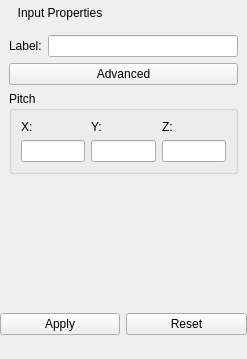
First picture: the form in Application/qInputPropertiesWidget.ui, repository Sprunth/RGG, before the edit.
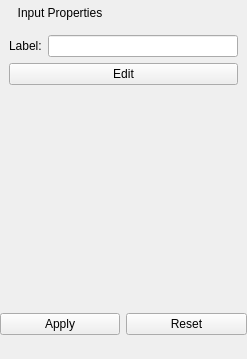
Second picture: the form after the edit.

Commit message: Add PinCell Editor Dialog

What changed in the file:
```diff
--- a/Application/qInputPropertiesWidget.ui
+++ b/Application/qInputPropertiesWidget.ui
@@ -272,46 +272,7 @@
      </widget>
      <widget class="QWidget" name="pagePinCell">
       <layout class="QGridLayout" name="gridLayout_10">
-       <item row="2" column="0" colspan="2">
-        <widget class="QGroupBox" name="groupBox_3">
-         <property name="title">
-          <string>Pitch</string>
-         </property>
-         <layout class="QGridLayout" name="gridLayout_4">
-          <item row="0" column="0">
-           <widget class="QLabel" name="label_13">
-            <property name="text">
-             <string>X:</string>
-            </property>
-           </widget>
-          </item>
-          <item row="0" column="1">
-           <widget class="QLabel" name="label_14">
-            <property name="text">
-             <string>Y:</string>
-            </property>
-           </widget>
-          </item>
-          <item row="0" column="2">
-           <widget class="QLabel" name="label_15">
-            <property name="text">
-             <string>Z:</string>
-            </property>
-           </widget>
-          </item>
-          <item row="1" column="0">
-           <widget class="QLineEdit" name="CellPitchX"/>
-          </item>
-          <item row="1" column="1">
-           <widget class="QLineEdit" name="CellPitchY"/>
-          </item>
-          <item row="1" column="2">
-           <widget class="QLineEdit" name="CellPitchZ"/>
-          </item>
-         </layout>
-        </widget>
-       </item>
-       <item row="3" column="1">
+       <item row="2" column="1">
         <spacer name="verticalSpacer_2">
          <property name="orientation">
           <enum>Qt::Vertical</enum>
@@ -337,7 +298,7 @@
        <item row="1" column="0" colspan="2">
         <widget class="QPushButton" name="advancedButton">
          <property name="text">
-          <string>Advanced</string>
+          <string>Edit</string>
          </property>
         </widget>
        </item>
```
Left out of the diff: 28 changed lines with no effect on the pictures. The commit also changes 11 other files.
